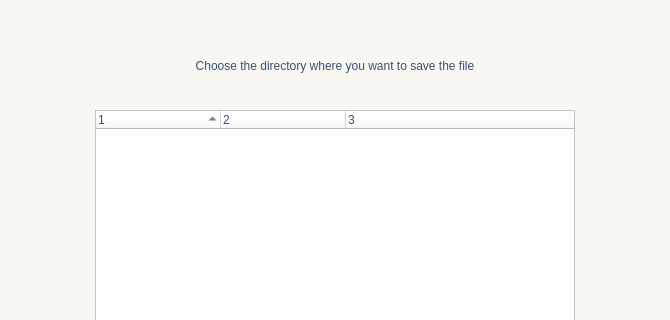
The window that GUI/SymposiumGui/choosedir.ui (RickZack/Symposium) describes before a commit, drawn with Qt 5; both pictures show x 0 to 670 and y 0 to 320 of the 670 by 531 pixel window.
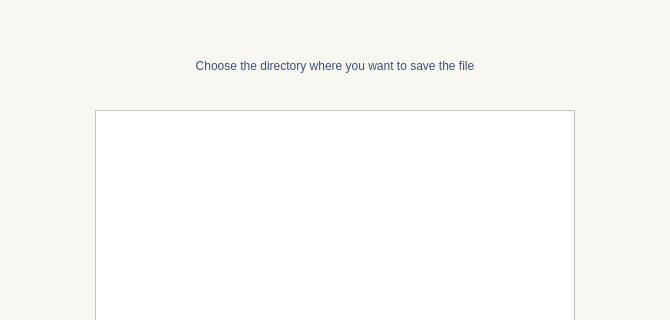
The same window after the commit.

Commit message:
GUI tab order
Sistemazione del tab order

What changed in the file:
```diff
--- a/GUI/SymposiumGui/choosedir.ui
+++ b/GUI/SymposiumGui/choosedir.ui
@@ -113,7 +113,7 @@
     <number>3</number>
    </property>
    <attribute name="headerVisible">
-    <bool>true</bool>
+    <bool>false</bool>
    </attribute>
    <attribute name="headerCascadingSectionResizes">
     <bool>true</bool>
```
Left out of the diff: 6 changed lines with no effect on the pictures. The commit also changes 4 other files.
